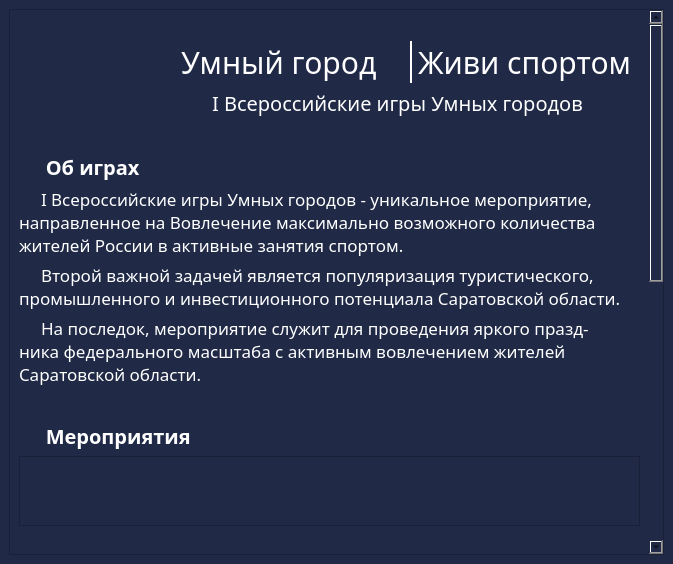
The window that main_window.ui (Kirill-Alexeev/Kursach) describes before a commit, drawn with Qt 5.
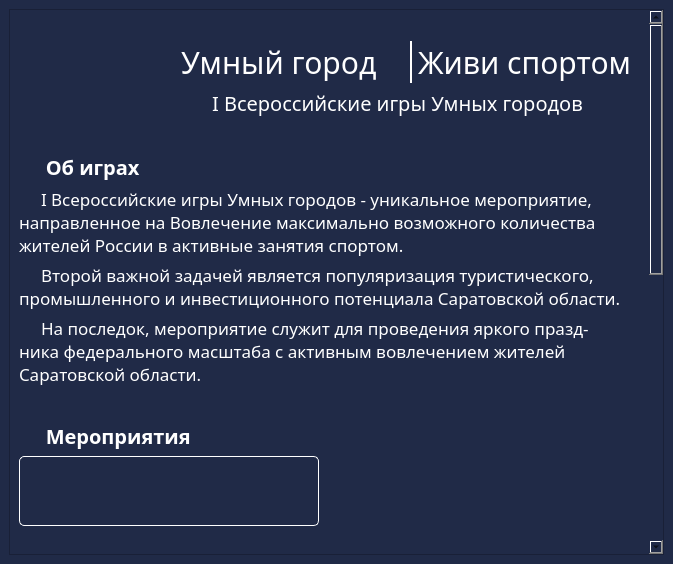
The same window after the commit. Icons and pictures are not drawn.

Diff of the .ui file:
```diff
--- a/main_window.ui
+++ b/main_window.ui
@@ -34,9 +34,9 @@
        <property name="geometry">
         <rect>
          <x>0</x>
-         <y>-892</y>
+         <y>-1045</y>
          <width>636</width>
-         <height>1436</height>
+         <height>1589</height>
         </rect>
        </property>
        <layout class="QVBoxLayout" name="verticalLayout_4">
@@ -289,12 +289,22 @@
            <widget class="QListView" name="listView">
             <property name="maximumSize">
              <size>
-              <width>16777215</width>
-              <height>500</height>
+              <width>300</width>
+              <height>600</height>
              </size>
             </property>
             <property name="styleSheet">
              <string notr="true">font-size: 17px;
+color: white;
+border: 1 solid white;
+border-radius: 5;</string>
+            </property>
+           </widget>
+          </item>
+          <item>
+           <widget class="QLabel" name="label_27">
+            <property name="styleSheet">
+             <string notr="true">font-size: 18px;
 color: white;</string>
             </property>
            </widget>
```
Left out of the diff: 23 changed lines with no effect on the pictures.
